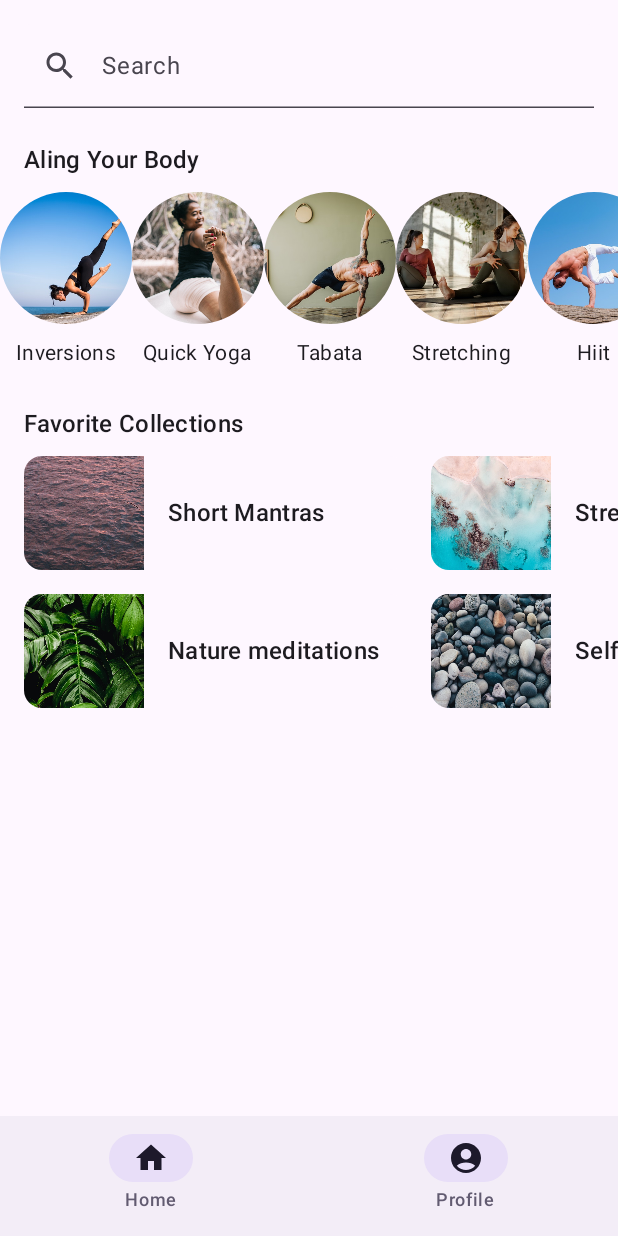
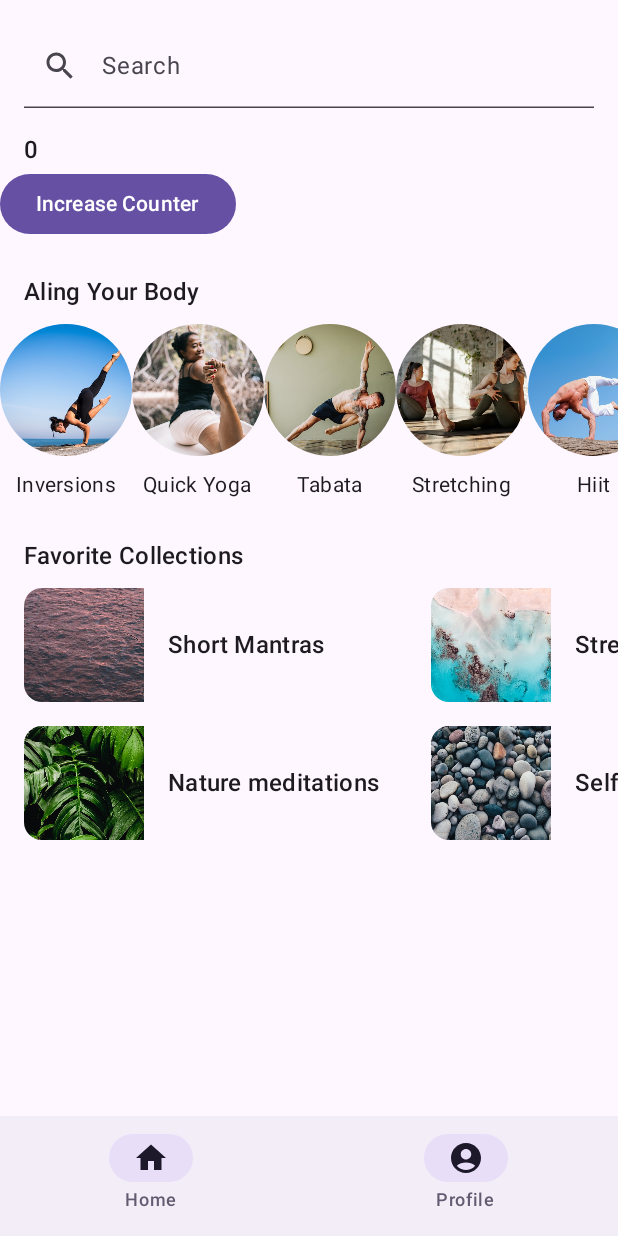
Before and after one commit to cfigmart/MeditacionApp, an Android app built with Jetpack Compose: the screen it shows after launch (MainActivity), on a phone screen of 412 x 824 dp. Run offline under Robolectric (Android 15) with nearby library versions, the phone set to English and light mode, and no system bars; our stand-ins replace window size class.

Commit message:
Application complete with state

```diff
--- a/app/src/main/java/edu/unicauca/aplimovil/meditacionapp/MainActivity.kt
+++ b/app/src/main/java/edu/unicauca/aplimovil/meditacionapp/MainActivity.kt
@@ -30,6 +30,7 @@ import androidx.compose.material.icons.Icons
 import androidx.compose.material.icons.filled.AccountCircle
 import androidx.compose.material.icons.filled.Home
 import androidx.compose.material.icons.filled.Search
+import androidx.compose.material3.Button
 import androidx.compose.material3.Icon
 import androidx.compose.material3.MaterialTheme
 import androidx.compose.material3.NavigationBar
@@ -46,6 +47,11 @@ import androidx.compose.material3.windowsizeclass.WindowSizeClass
 import androidx.compose.material3.windowsizeclass.WindowWidthSizeClass
 import androidx.compose.material3.windowsizeclass.calculateWindowSizeClass
 import androidx.compose.runtime.Composable
+import androidx.compose.runtime.getValue
+import androidx.compose.runtime.mutableStateOf
+import androidx.compose.runtime.remember
+import androidx.compose.runtime.saveable.rememberSaveable
+import androidx.compose.runtime.setValue
 import androidx.compose.ui.Alignment
 import androidx.compose.ui.Modifier
 import androidx.compose.ui.draw.clip
@@ -87,9 +93,10 @@ fun PantallaInicial(windowSize: WindowSizeClass){
 fun BarraDeBusqueda(
     modifier: Modifier = Modifier
 ){
+    var texto by rememberSaveable { mutableStateOf("") }
     TextField(
-        value = "",
-        onValueChange = {},
+        value = texto,
+        onValueChange = {texto = it},
         leadingIcon = {
             Icon(
                 imageVector = Icons.Default.Search,
@@ -308,6 +315,37 @@ fun PantallaPrincipalVertical(){
     }
 }
 
+
+@Preview
+@Composable
+fun PreviewContadorTextoBoton(){
+    ContadorTextoBoton()
+}
+
+@Composable
+fun ContadorTextoBoton(
+    modifier: Modifier = Modifier
+){
+    var contador by rememberSaveable { mutableStateOf(0) }
+    Column (){
+        Text(
+            text = "${contador}",
+            style = MaterialTheme.typography.titleMedium,
+            modifier = Modifier.padding(horizontal = 16.dp)
+        )
+        Button(
+            onClick = {
+                contador++
+                //println("Contador ${contador}")
+
+            }
+        ) {
+            Text(
+                text = stringResource(R.string.bt_increase))
+        }
+    }
+}
+
 @Preview
 @Composable
 fun PreviewPantallaPrincipalVertical(){
@@ -325,6 +363,8 @@ fun PantallaPrincipal(
         BarraDeBusqueda(
             Modifier.padding(horizontal = 16.dp)
         )
+        Spacer(Modifier.height(16.dp))
+        ContadorTextoBoton(modifier)
         SeccionInicio(
             R.string.alinea_tu_cuerpo_txt,
         ) {
--- a/app/src/main/res/values/strings.xml
+++ b/app/src/main/res/values/strings.xml
@@ -17,4 +17,5 @@
     <string name="favorite_coleccions_txt">Favorite Collections</string>
     <string name="bottom_nav_home_txt">Home</string>
     <string name="botton_nav_profile_txt">Profile</string>
+    <string name="bt_increase">Increase Counter</string>
 </resources>
```
Also changed, not shown: 1 other file.
